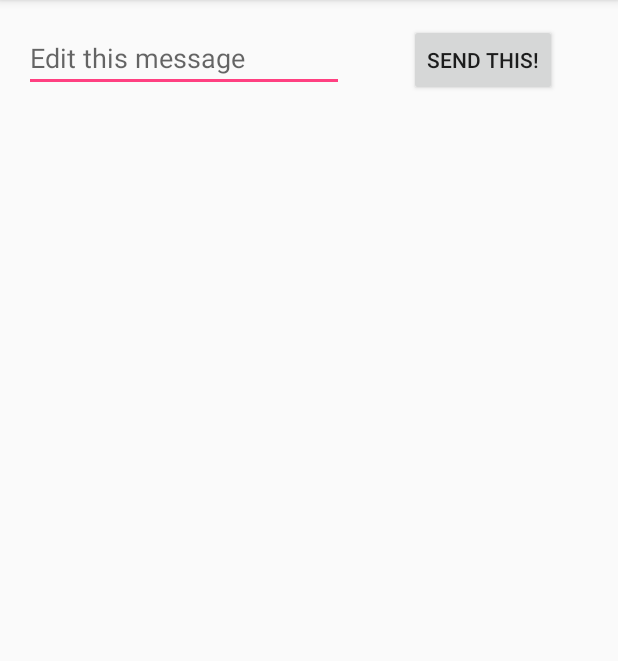
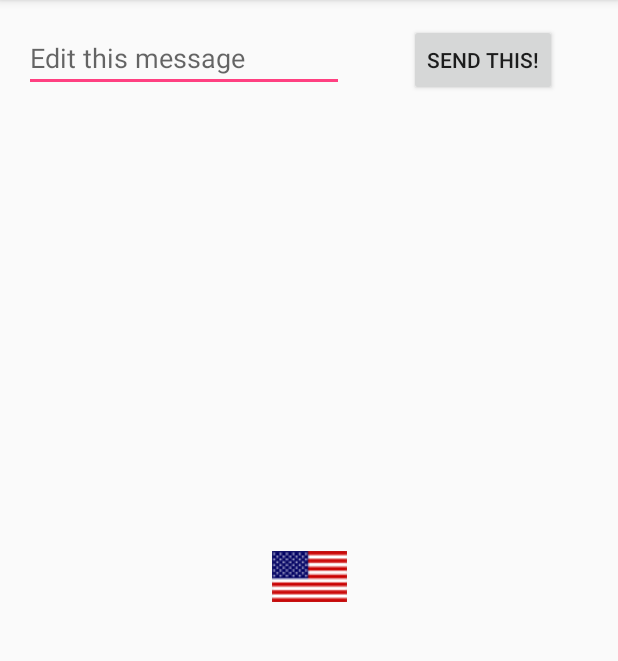
Before and after one commit to stefanesterer/androidTraining, an Android app: the screen it shows after launch (MainActivity), on a phone screen of 412 x 824 dp, the part 84-745 px from its top. Run offline under Robolectric (Android 15) with nearby library versions, the phone set to English and light mode, and no system bars.

Commit message:
* add image * show different image when language de

```diff
--- a/app/src/main/res/layout/activity_main.xml
+++ b/app/src/main/res/layout/activity_main.xml
@@ -31,4 +31,14 @@
         app:layout_constraintLeft_toRightOf="@+id/editText2"
         app:layout_constraintRight_toRightOf="parent"
         tools:text="@string/button_send" />
+
+    <ImageView
+        android:id="@+id/imageView"
+        android:layout_width="wrap_content"
+        android:layout_height="wrap_content"
+        app:layout_constraintBottom_toBottomOf="parent"
+        app:layout_constraintLeft_toLeftOf="parent"
+        app:layout_constraintRight_toRightOf="parent"
+        app:layout_constraintTop_toTopOf="parent"
+        app:srcCompat="@drawable/flag" />
 </android.support.constraint.ConstraintLayout>
```
Also changed, not shown: app/src/main/res/drawable-b+de/flag.png (added), app/src/main/res/drawable/flag.png (added).
